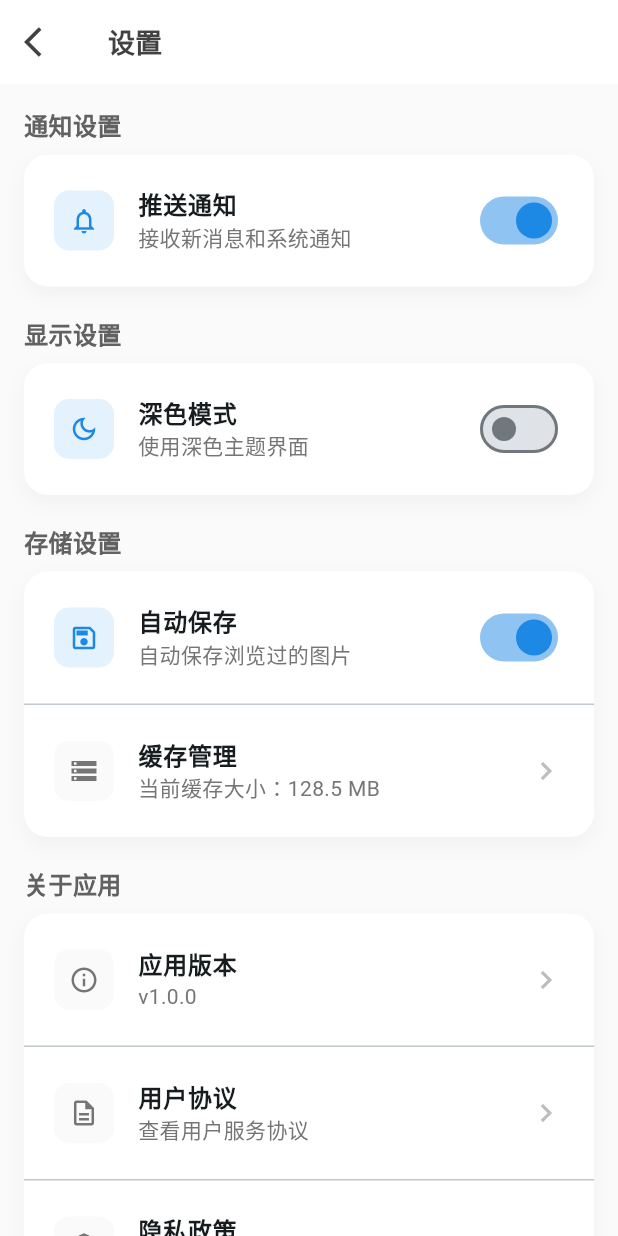
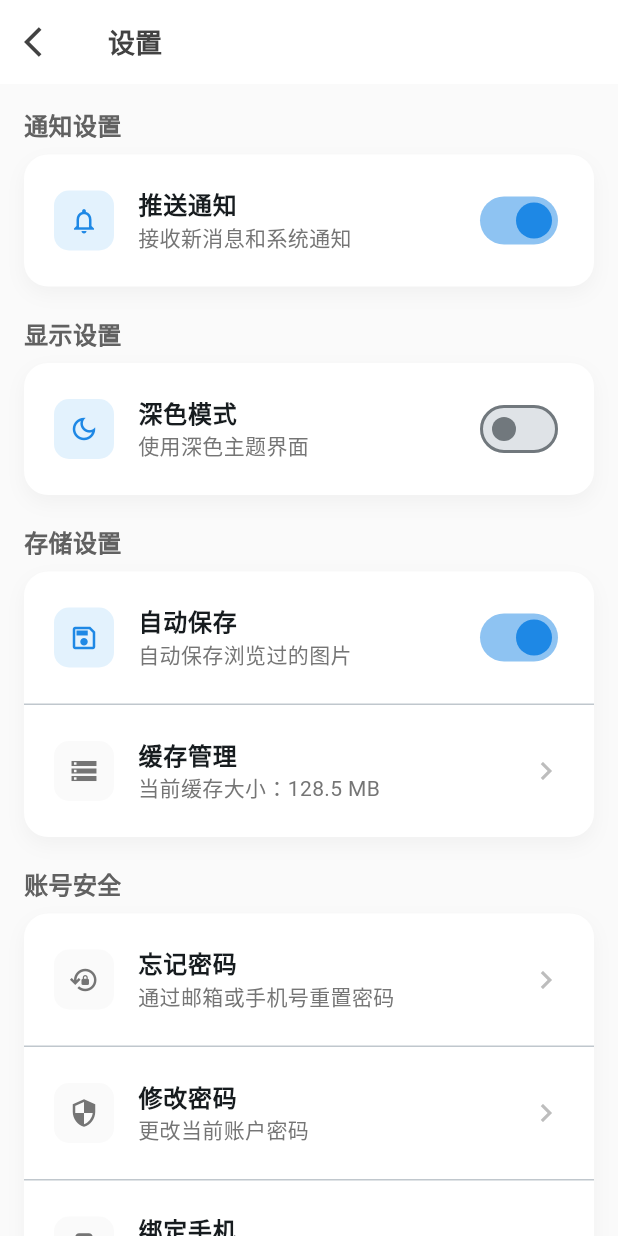
Before and after one commit to zoujinglong666/lq-pictrue-flutter, a Flutter app: the SettingsPage screen opened by its route, on a phone screen of 412 x 824 dp. Run offline on Flutter 3.47's test engine with Material 3 defaults, Android fonts, the phone set to English and light mode, and no system bars; our stand-ins replace image_picker, shared_preferences; missing offline and left inert: flutter_inappwebview; accounts and stored records are empty; network calls fail.

Commit message:
feat(security): 添加账号安全相关功能和页面
- 新增忘记密码页面和相关路由
- 添加账号安全设置，包括修改密码、绑定手机和邮箱等功能
- 实现访问受限（403）页面
- 更新首页标题为"龙琪图库"

```diff
--- a/lib/pages/home_page.dart
+++ b/lib/pages/home_page.dart
@@ -139,7 +139,7 @@ class _HomePageState extends State<HomePage> {
               child: Row(
                 children: [
                   const Text(
-                    '摄图网',
+                    '龙琪图库',
                     style: TextStyle(
                       fontSize: 20,
                       fontWeight: FontWeight.w600,
--- a/lib/pages/settings_page.dart
+++ b/lib/pages/settings_page.dart
@@ -256,6 +256,61 @@ class _SettingsPageState extends State<SettingsPage> {
 
             const SizedBox(height: 20),
 
+            // 账号安全
+            _buildSectionTitle('账号安全'),
+            _buildSettingCard([
+              _buildActionTile(
+                icon: Icons.lock_reset_outlined,
+                title: '忘记密码',
+                subtitle: '通过邮箱或手机号重置密码',
+                onTap: () {
+                  Navigator.pushNamed(context, '/forgot_password');
+                },
+                trailing: Icon(Icons.chevron_right, color: Colors.grey[400]),
+              ),
+              const Divider(height: 1),
+              _buildActionTile(
+                icon: Icons.security_outlined,
+                title: '修改密码',
+                subtitle: '更改当前账户密码',
+                onTap: () {
+                  // TODO: 实现修改密码功能
+                  ScaffoldMessenger.of(context).showSnackBar(
+                    const SnackBar(content: Text('修改密码功能开发中')),
+                  );
+                },
+                trailing: Icon(Icons.chevron_right, color: Colors.grey[400]),
+              ),
+              const Divider(height: 1),
+              _buildActionTile(
+                icon: Icons.phone_android_outlined,
+                title: '绑定手机',
+                subtitle: '绑定手机号用于安全验证',
+                onTap: () {
+                  // TODO: 实现绑定手机功能
+                  ScaffoldMessenger.of(context).showSnackBar(
+                    const SnackBar(content: Text('绑定手机功能开发中')),
+                  );
+                },
+                trailing: Icon(Icons.chevron_right, color: Colors.grey[400]),
+              ),
+              const Divider(height: 1),
+              _buildActionTile(
+                icon: Icons.email_outlined,
+                title: '绑定邮箱',
+                subtitle: '绑定邮箱用于密码找回',
+                onTap: () {
+                  // TODO: 实现绑定邮箱功能
+                  ScaffoldMessenger.of(context).showSnackBar(
+                    const SnackBar(content: Text('绑定邮箱功能开发中')),
+                  );
+                },
+                trailing: Icon(Icons.chevron_right, color: Colors.grey[400]),
+              ),
+            ]),
+
+            const SizedBox(height: 20),
+
             // 关于应用
             _buildSectionTitle('关于应用'),
             _buildSettingCard([
--- a/lib/routes/app_routes.dart
+++ b/lib/routes/app_routes.dart
@@ -1,6 +1,7 @@
 import 'package:flutter/material.dart';
 import 'package:lq_picture/pages/SplashPage.dart';
 import 'package:lq_picture/pages/detail_page.dart';
+import 'package:lq_picture/pages/forgot_password_page.dart';
 import 'package:lq_picture/pages/search_page.dart';
 import 'package:lq_picture/pages/image_preview_page.dart';
 import 'package:lq_picture/pages/login_page.dart';
@@ -16,6 +17,7 @@ import 'package:lq_picture/pages/user_management_page.dart';
 import 'package:lq_picture/pages/settings_page.dart';
 import 'package:lq_picture/pages/upload_page.dart';
 import 'package:lq_picture/pages/MainPage.dart';
+import 'package:lq_picture/pages/forbidden_page.dart';
 
 class AppRoutes {
   // 路由名称常量
@@ -36,6 +38,8 @@ class AppRoutes {
   static const String userSettings = '/user_settings';
   static const String settings = '/settings';
   static const String upload = '/upload';
+  static const String forgotPassword = '/forgot_password';
+  static const String forbidden = '/forbidden';
 
   // 路由映射表
   static final Map<String, WidgetBuilder> _routes = {
@@ -54,6 +58,8 @@ class AppRoutes {
     userSettings: (context) => const UserSettingsPage(),
     settings: (context) => const SettingsPage(),
     upload: (context) => const UploadPage(),
+    forgotPassword: (context) => const ForgotPasswordPage(),
+    forbidden: (context) => const ForbiddenPage(),
   };
 
   // 获取路由映射表
```
Also changed, not shown: lib/pages/forbidden_page.dart (added, +217 -0 lines).
